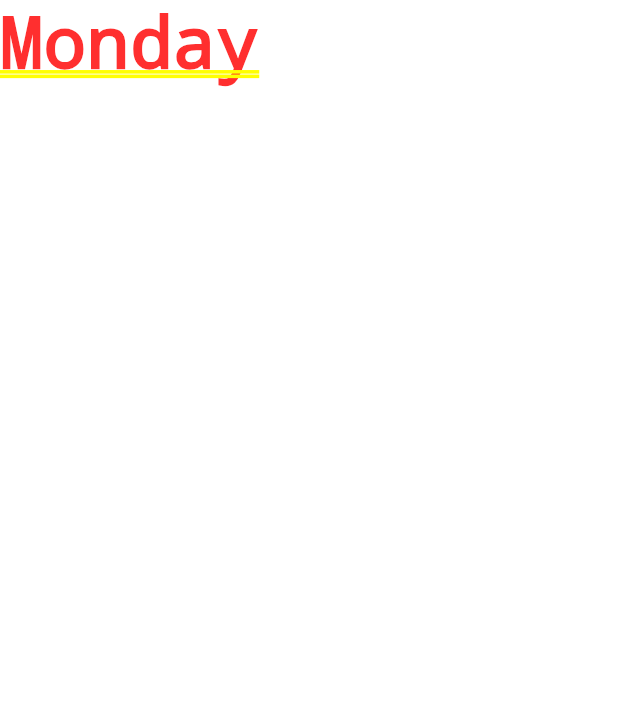
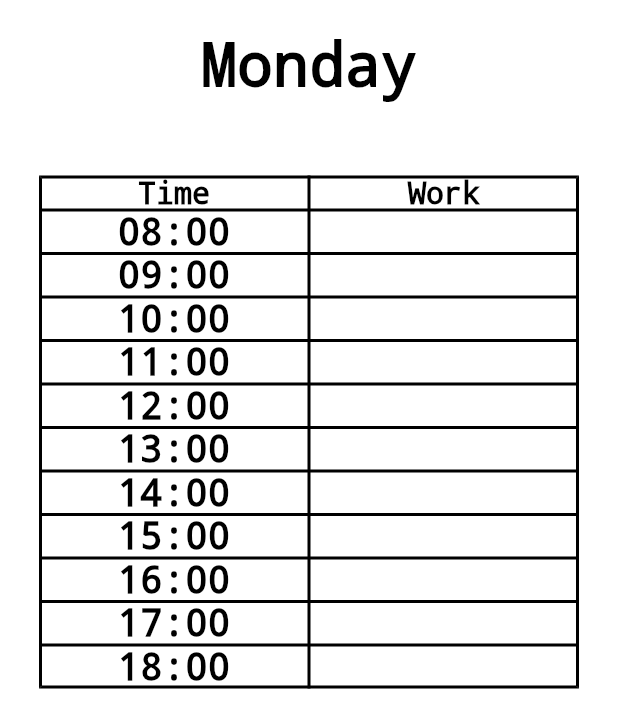
Before and after one commit to Zhanibekkulmanov/software_project, a Flutter app: the MyStatefulWidget screen opened directly, item 2 of the bottom bar chosen, after a tap on "Monday", on a phone screen of 412 x 824 dp. Shown: the top 728 px of the screen. Run offline on Flutter 3.47's test engine with Material 2 defaults, Android fonts, the phone set to English and light mode, and no system bars; our stand-ins replace dio, flutter_bloc, flutter_svg, get, get_it, hive and 1 more; accounts and stored records are empty; network calls fail.

Commit message:
Yerkins new page

```diff
--- a/lib/presentation/schedule/pages/schedule_into_screen.dart
+++ b/lib/presentation/schedule/pages/schedule_into_screen.dart
@@ -14,7 +14,74 @@ class _ScheduleIntoState extends State<ScheduleInto> {
   Widget build(BuildContext context) {
     return Container(
       color: ColorStyles.whiteColor,
-      child: Text(widget.name1),
+      child: Center(
+          child: Column(children: <Widget>[
+            SizedBox(height: 20,),
+            Text(widget.name1,style: TextStyle(
+              fontSize: 40
+            ).copyWith(color: ColorStyles.blackColor,decoration: TextDecoration.none),),
+            Padding(
+              padding: const EdgeInsets.only(top: 50),
+                child: Table(
+                  defaultColumnWidth: FixedColumnWidth(180.0),
+                  border: TableBorder.all(
+                      color: Colors.black,
+                      style: BorderStyle.solid,
+                      width: 2),
+                  children: [
+                    TableRow(children: [
+                      Column(children:[Text('Time', style: TextStyle(fontSize: 20.0).copyWith(color: ColorStyles.blackColor,decoration: TextDecoration.none))]),
+                      Column(children:[Text('Work', style: TextStyle(fontSize: 20.0).copyWith(color: ColorStyles.blackColor,decoration: TextDecoration.none))]),
+                    ]),
+                    TableRow( children: [
+                      Column(children:[Text('08:00',style: TextStyle(fontSize: 25.0).copyWith(color: ColorStyles.blackColor,decoration: TextDecoration.none))]),
+                      Column(children:[Text('',style: TextStyle(fontSize: 25.0).copyWith(color: ColorStyles.blackColor,decoration: TextDecoration.none))]),
+                    ]),
+                    TableRow( children: [
+                      Column(children:[Text('09:00',style: TextStyle(fontSize: 25.0).copyWith(color: ColorStyles.blackColor,decoration: TextDecoration.none)),]),
+                      Column(children:[Text('',style: TextStyle(fontSize: 25.0).copyWith(color: ColorStyles.blackColor,decoration: TextDecoration.none))]),
+                    ]),
+                    TableRow( children: [
+                      Column(children:[Text('10:00',style: TextStyle(fontSize: 25.0).copyWith(color: ColorStyles.blackColor,decoration: TextDecoration.none))]),
+                      Column(children:[Text('',style: TextStyle(fontSize: 25.0).copyWith(color: ColorStyles.blackColor,decoration: TextDecoration.none))]),
+                    ]),
+                    TableRow( children: [
+                      Column(children:[Text('11:00',style: TextStyle(fontSize: 25.0).copyWith(color: ColorStyles.blackColor,decoration: TextDecoration.none)),]),
+                      Column(children:[Text('',style: TextStyle(fontSize: 25.0).copyWith(color: ColorStyles.blackColor,decoration: TextDecoration.none))]),
+                    ]),
+                    TableRow( children: [
+                      Column(children:[Text('12:00',style: TextStyle(fontSize: 25.0).copyWith(color: ColorStyles.blackColor,decoration: TextDecoration.none)),]),
+                      Column(children:[Text('',style: TextStyle(fontSize: 25.0).copyWith(color: ColorStyles.blackColor,decoration: TextDecoration.none))]),
+                    ]),
+                    TableRow( children: [
+                      Column(children:[Text('13:00',style: TextStyle(fontSize: 25.0).copyWith(color: ColorStyles.blackColor,decoration: TextDecoration.none)),]),
+                      Column(children:[Text('',style: TextStyle(fontSize: 25.0).copyWith(color: ColorStyles.blackColor,decoration: TextDecoration.none))]),
+                    ]),
+                    TableRow( children: [
+                      Column(children:[Text('14:00',style: TextStyle(fontSize: 25.0).copyWith(color: ColorStyles.blackColor,decoration: TextDecoration.none)),]),
+                      Column(children:[Text('',style: TextStyle(fontSize: 25.0).copyWith(color: ColorStyles.blackColor,decoration: TextDecoration.none))]),
+                    ]),
+                    TableRow( children: [
+                      Column(children:[Text('15:00',style: TextStyle(fontSize: 25.0).copyWith(color: ColorStyles.blackColor,decoration: TextDecoration.none)),]),
+                      Column(children:[Text('',style: TextStyle(fontSize: 25.0).copyWith(color: ColorStyles.blackColor,decoration: TextDecoration.none))]),
+                    ]),
+                    TableRow( children: [
+                      Column(children:[Text('16:00',style: TextStyle(fontSize: 25.0).copyWith(color: ColorStyles.blackColor,decoration: TextDecoration.none)),]),
+                      Column(children:[Text('',style: TextStyle(fontSize: 25.0).copyWith(color: ColorStyles.blackColor,decoration: TextDecoration.none))]),
+                    ]),
+                    TableRow( children: [
+                      Column(children:[Text('17:00',style: TextStyle(fontSize: 25.0).copyWith(color: ColorStyles.blackColor,decoration: TextDecoration.none)),]),
+                      Column(children:[Text('',style: TextStyle(fontSize: 25.0).copyWith(color: ColorStyles.blackColor,decoration: TextDecoration.none))]),
+                    ]),
+                    TableRow( children: [
+                      Column(children:[Text('18:00',style: TextStyle(fontSize: 25.0).copyWith(color: ColorStyles.blackColor,decoration: TextDecoration.none)),]),
+                      Column(children:[Text('',style: TextStyle(fontSize: 25.0).copyWith(color: ColorStyles.blackColor,decoration: TextDecoration.none))]),
+                    ]),
+                  ],
+                ),
+              ),
+          ])
+      ),
     );
   }
 }
--- a/lib/presentation/schedule/pages/schedule_screen.dart
+++ b/lib/presentation/schedule/pages/schedule_screen.dart
@@ -20,54 +20,54 @@ class _ScheduleState extends State<Schedule> {
               mainAxisAlignment: MainAxisAlignment.start,
               crossAxisAlignment: CrossAxisAlignment.center,
               children: <Widget>[
-                SizedBox(height: 60,),
+                const SizedBox(height: 60,),
                 ElevatedButton(
                   onPressed: () {
-                    Navigator.of(context).push(MaterialPageRoute(builder: (context) => ScheduleInto(name1: "Monday",)));
+                    Navigator.of(context).push(MaterialPageRoute(builder: (context) => const ScheduleInto(name1: "Monday",)));
                   },
-                  child: ScheduleBox(name: "Monday"),
+                  child: const ScheduleBox(name: "Monday"),
                 ),
-                SizedBox(height: 30,),
+                const SizedBox(height: 30,),
                 ElevatedButton(
                   onPressed: () {
-                    Navigator.of(context).push(MaterialPageRoute(builder: (context) => ScheduleInto(name1: "Tuesday",)));
+                    Navigator.of(context).push(MaterialPageRoute(builder: (context) => const ScheduleInto(name1: "Tuesday",)));
                   },
-                  child: ScheduleBox(name: "Tuesday"),
+                  child: const ScheduleBox(name: "Tuesday"),
                 ),
-                SizedBox(height: 30,),
+                const SizedBox(height: 30,),
                 ElevatedButton(
                   onPressed: () {
-                    Navigator.of(context).push(MaterialPageRoute(builder: (context) => ScheduleInto(name1: "Wednesday",)));
+                    Navigator.of(context).push(MaterialPageRoute(builder: (context) => const ScheduleInto(name1: "Wednesday",)));
                   },
-                  child: ScheduleBox(name: "Wednesday"),
+                  child: const ScheduleBox(name: "Wednesday"),
                 ),
-                SizedBox(height: 30,),
+                const SizedBox(height: 30,),
                 ElevatedButton(
                   onPressed: () {
-                    Navigator.of(context).push(MaterialPageRoute(builder: (context) => ScheduleInto(name1: "Thursday",)));
+                    Navigator.of(context).push(MaterialPageRoute(builder: (context) => const ScheduleInto(name1: "Thursday",)));
                   },
-                  child: ScheduleBox(name: "Thursday"),
+                  child: const ScheduleBox(name: "Thursday"),
                 ),
-                SizedBox(height: 30,),
+                const SizedBox(height: 30,),
                 ElevatedButton(
                   onPressed: () {
-                    Navigator.of(context).push(MaterialPageRoute(builder: (context) => ScheduleInto(name1: "Friday",)));
+                    Navigator.of(context).push(MaterialPageRoute(builder: (context) => const ScheduleInto(name1: "Friday",)));
                   },
-                  child: ScheduleBox(name: "Friday"),
+                  child: const ScheduleBox(name: "Friday"),
                 ),
-                SizedBox(height: 30,),
+                const SizedBox(height: 30,),
                 ElevatedButton(
                   onPressed: () {
-                    Navigator.of(context).push(MaterialPageRoute(builder: (context) => ScheduleInto(name1: "Saturday",)));
+                    Navigator.of(context).push(MaterialPageRoute(builder: (context) => const ScheduleInto(name1: "Saturday",)));
                   },
-                  child: ScheduleBox(name: "Saturday"),
+                  child: const ScheduleBox(name: "Saturday"),
                 ),
-                SizedBox(height: 30,),
+                const SizedBox(height: 30,),
                 ElevatedButton(
                   onPressed: () {
-                    Navigator.of(context).push(MaterialPageRoute(builder: (context) => ScheduleInto(name1: "Sunday",)));
+                    Navigator.of(context).push(MaterialPageRoute(builder: (context) => const ScheduleInto(name1: "Sunday",)));
                   },
-                  child: ScheduleBox(name: "Sunday"),
+                  child: const ScheduleBox(name: "Sunday"),
                 ),
               ],
             ),
--- a/pubspec.yaml
+++ b/pubspec.yaml
@@ -38,6 +38,7 @@ dependencies:
   flutter_bloc: ^8.0.1
   get_it: ^7.2.0
   get: ^4.6.1
+  time_planner: ^0.0.4
 
 
   # The following adds the Cupertino Icons font to your application.
```
